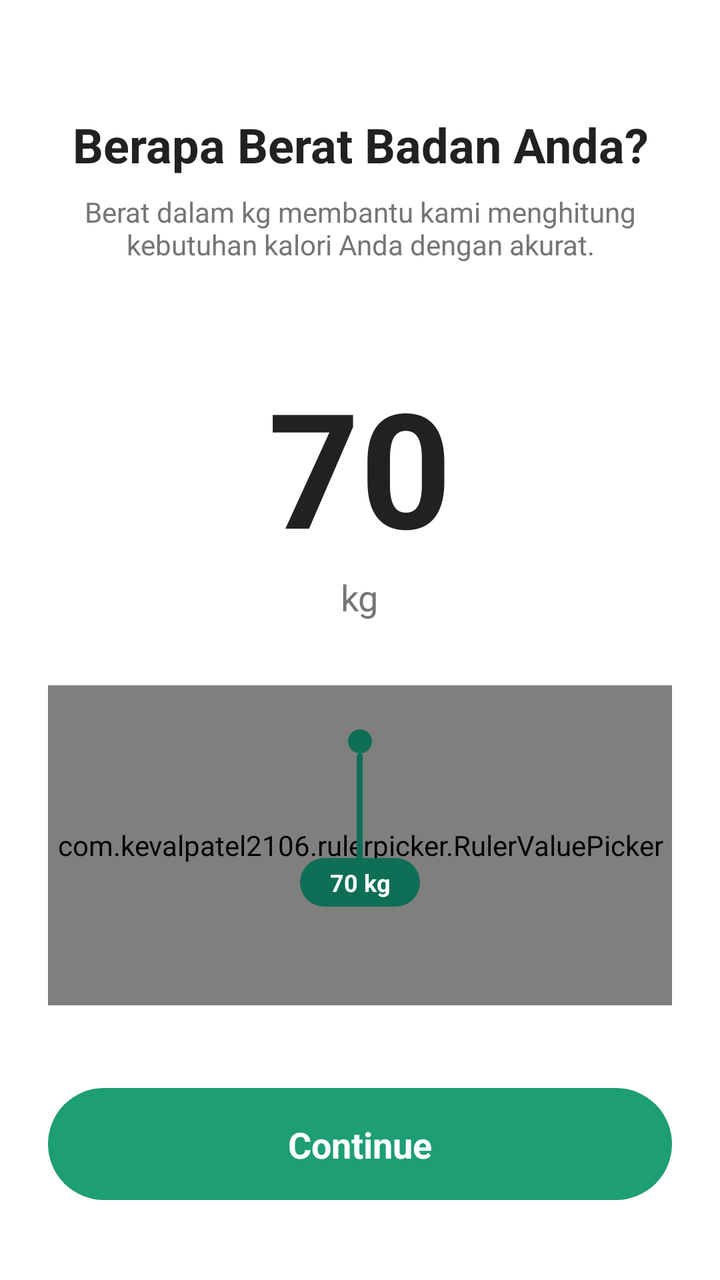
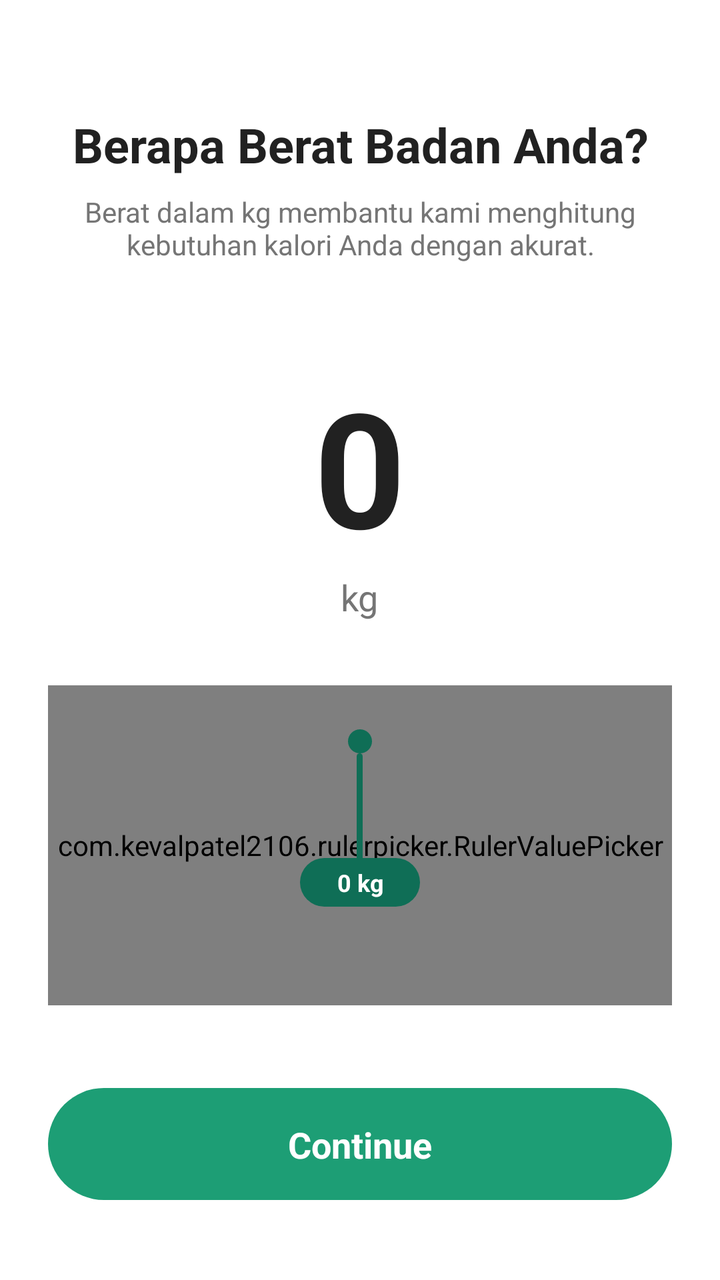

Two renders of the same Android screen: before a commit and after it. Below are the layout's source before the change and the commit's diff.
<!-- AndroidManifest.xml: application theme Theme.SmartBite -->
<!-- res/layout/fragment_onboarding_weight.xml -->
<?xml version="1.0" encoding="utf-8"?>
<androidx.constraintlayout.widget.ConstraintLayout xmlns:android="http://schemas.android.com/apk/res/android"
    xmlns:app="http://schemas.android.com/apk/res-auto"
    xmlns:tools="http://schemas.android.com/tools"
    android:layout_width="match_parent"
    android:layout_height="match_parent"
    android:background="@color/white"
    android:padding="24dp">

    <TextView
        android:id="@+id/tv_title"
        android:layout_width="match_parent"
        android:layout_height="wrap_content"
        android:layout_marginTop="32dp"
        android:gravity="center"
        android:text="Berapa Berat Badan Anda?"
        android:textColor="@color/text_primary"
        android:textSize="24sp"
        android:textStyle="bold"
        app:layout_constraintTop_toTopOf="parent" />

    <TextView
        android:id="@+id/tv_subtitle"
        android:layout_width="match_parent"
        android:layout_height="wrap_content"
        android:layout_marginTop="8dp"
        android:gravity="center"
        android:text="Berat dalam kg membantu kami menghitung kebutuhan kalori Anda dengan akurat."
        android:textColor="@color/text_secondary"
        android:textSize="14sp"
        app:layout_constraintTop_toBottomOf="@id/tv_title" />

    <LinearLayout
        android:id="@+id/ll_selected_value"
        android:layout_width="wrap_content"
        android:layout_height="wrap_content"
        android:layout_marginTop="48dp"
        android:gravity="center"
        android:orientation="vertical"
        app:layout_constraintEnd_toEndOf="parent"
        app:layout_constraintStart_toStartOf="parent"
        app:layout_constraintTop_toBottomOf="@id/tv_subtitle">

        <TextView
            android:id="@+id/tv_weight_value"
            android:layout_width="wrap_content"
            android:layout_height="wrap_content"
            android:text="70"
            android:textColor="@color/text_primary"
            android:textSize="80sp"
            android:textStyle="bold" />

        <TextView
            android:layout_width="wrap_content"
            android:layout_height="wrap_content"
            android:text="kg"
            android:textColor="@color/text_secondary"
            android:textSize="18sp" />
    </LinearLayout>

    <FrameLayout
        android:id="@+id/cv_ruler_container"
        android:layout_width="match_parent"
        android:layout_height="160dp"
        android:layout_marginTop="32dp"
        android:background="@drawable/bg_ruler_card"
        app:layout_constraintTop_toBottomOf="@id/ll_selected_value">

        <com.kevalpatel2106.rulerpicker.RulerValuePicker
            android:id="@+id/weightRulerPicker"
            android:layout_width="match_parent"
            android:layout_height="match_parent"
            android:paddingTop="30dp"
            android:paddingBottom="30dp"
            app:indicator_color="@color/ruler_tick_major"
            app:indicator_interval="12dp"
            app:indicator_width="2dp"
            app:notch_color="@android:color/transparent"
            app:long_height_height_ratio="80%"
            app:max_value="200"
            app:min_value="30"
            app:ruler_text_color="@color/ruler_label"
            app:ruler_text_size="8sp"
            app:short_height_height_ratio="40%" />

        
        <LinearLayout
            android:layout_width="wrap_content"
            android:layout_height="match_parent"
            android:layout_gravity="center_horizontal"
            android:gravity="center_horizontal"
            android:orientation="vertical">

            <View
                android:layout_width="12dp"
                android:layout_height="12dp"
                android:layout_marginTop="22dp"
                android:background="@drawable/ic_indicator_dot" />

            <View
                android:layout_width="3dp"
                android:layout_height="56dp"
                android:background="@drawable/ic_indicator_line" />

            <TextView
                android:id="@+id/tv_ruler_badge"
                android:layout_width="wrap_content"
                android:layout_height="wrap_content"
                android:layout_marginTop="-4dp"
                android:background="@drawable/bg_value_bubble"
                android:gravity="center"
                android:minWidth="60dp"
                android:paddingStart="12dp"
                android:paddingTop="4dp"
                android:paddingEnd="12dp"
                android:paddingBottom="4dp"
                android:text="70 kg"
                android:textColor="@color/white"
                android:textSize="12sp"
                android:textStyle="bold" />

        </LinearLayout>
    </FrameLayout>

    <androidx.constraintlayout.widget.ConstraintLayout
        android:id="@+id/btn_next"
        android:layout_width="match_parent"
        android:layout_height="56dp"
        android:layout_marginBottom="16dp"
        android:background="@drawable/onboarding_button_bg"
        android:clickable="true"
        android:focusable="true"
        app:layout_constraintBottom_toBottomOf="parent">

        <TextView
            android:layout_width="wrap_content"
            android:layout_height="wrap_content"
            android:text="Continue"
            android:textColor="@color/white"
            android:textSize="18sp"
            android:textStyle="bold"
            app:layout_constraintBottom_toBottomOf="parent"
            app:layout_constraintEnd_toEndOf="parent"
            app:layout_constraintStart_toStartOf="parent"
            app:layout_constraintTop_toTopOf="parent" />

    </androidx.constraintlayout.widget.ConstraintLayout>

</androidx.constraintlayout.widget.ConstraintLayout>
<!-- resources referenced by this layout -->
<resources>
  <color name="ruler_label">#0F6E56</color>
  <color name="ruler_tick_major">#1D9E75</color>
  <color name="text_primary">#212121</color>
  <color name="text_secondary">#757575</color>
  <color name="white">#FFFFFFFF</color>
  <!-- drawable bg_ruler_card (drawable) -->
  <?xml version="1.0" encoding="utf-8"?>
  <shape xmlns:android="http://schemas.android.com/apk/res/android"
      android:shape="rectangle">
      <solid android:color="@color/ruler_bg" />
      <corners android:radius="18dp" />
  </shape>
  <!-- drawable bg_value_bubble (drawable) -->
  <?xml version="1.0" encoding="utf-8"?>
  <shape xmlns:android="http://schemas.android.com/apk/res/android"
      android:shape="rectangle">
      <solid android:color="@color/ruler_indicator" />
      <corners android:radius="99dp" />
  </shape>
  <!-- drawable ic_indicator_dot (drawable) -->
  <?xml version="1.0" encoding="utf-8"?>
  <shape xmlns:android="http://schemas.android.com/apk/res/android"
      android:shape="oval">
      <solid android:color="@color/ruler_indicator" />
      <size
          android:width="12dp"
          android:height="12dp" />
  </shape>
  <!-- drawable ic_indicator_line (drawable) -->
  <?xml version="1.0" encoding="utf-8"?>
  <shape xmlns:android="http://schemas.android.com/apk/res/android"
      android:shape="rectangle">
      <solid android:color="@color/ruler_indicator" />
      <corners android:radius="2dp" />
      <size
          android:width="3dp"
          android:height="56dp" />
  </shape>
  <!-- drawable onboarding_button_bg (drawable) -->
  <?xml version="1.0" encoding="utf-8"?>
  <ripple xmlns:android="http://schemas.android.com/apk/res/android"
      android:color="#40FFFFFF">
      <item>
          <shape android:shape="rectangle">
              <solid android:color="@color/brand_green" />
              <corners android:radius="100dp" />
          </shape>
      </item>
  </ripple>
  <style name="Theme.SmartBite" parent="Theme.Material3.DayNight.NoActionBar">
          
          <item name="colorPrimary">@color/purple_500</item>
          <item name="colorOnPrimary">@color/white</item>
          
          <item name="colorSecondary">@color/teal_200</item>
          <item name="colorOnSecondary">@color/black</item>
          
          <item name="colorSecondaryContainer">@color/nav_glow_green</item>
          <item name="colorOnSecondaryContainer">@color/nav_active_green</item>
          
          <item name="android:statusBarColor">@android:color/transparent</item>
          <item name="android:navigationBarColor">@android:color/transparent</item>
          <item name="android:windowLayoutInDisplayCutoutMode" tools:targetApi="o_mr1">shortEdges</item>
          
      </style>
  <color name="ruler_bg">#EAF0F6</color>
  <color name="ruler_indicator">#0F6E56</color>
  <color name="brand_green">#1D9E75</color>
  <color name="purple_500">#3F7E03</color>
  <color name="teal_200">#FF03DAC5</color>
  <color name="black">#FF000000</color>
  <color name="nav_glow_green">#1A34A853</color>
  <color name="nav_active_green">#34A853</color>
</resources>

<!-- the commit's change to res/layout/fragment_onboarding_weight.xml (unified diff, before → after) -->
@@ -45,7 +45,7 @@
             android:id="@+id/tv_weight_value"
             android:layout_width="wrap_content"
             android:layout_height="wrap_content"
-            android:text="70"
+            android:text="0"
             android:textColor="@color/text_primary"
             android:textSize="80sp"
             android:textStyle="bold" />
@@ -78,7 +78,7 @@
             app:notch_color="@android:color/transparent"
             app:long_height_height_ratio="80%"
             app:max_value="200"
-            app:min_value="30"
+            app:min_value="0"
             app:ruler_text_color="@color/ruler_label"
             app:ruler_text_size="8sp"
             app:short_height_height_ratio="40%" />
@@ -114,7 +114,7 @@
                 android:paddingTop="4dp"
                 android:paddingEnd="12dp"
                 android:paddingBottom="4dp"
-                android:text="70 kg"
+                android:text="0 kg"
                 android:textColor="@color/white"
                 android:textSize="12sp"
                 android:textStyle="bold" />
